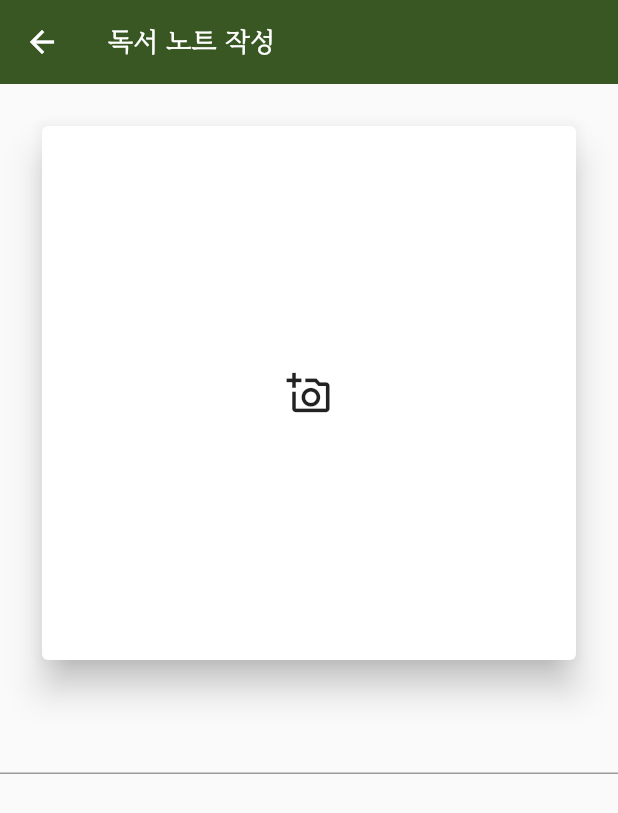
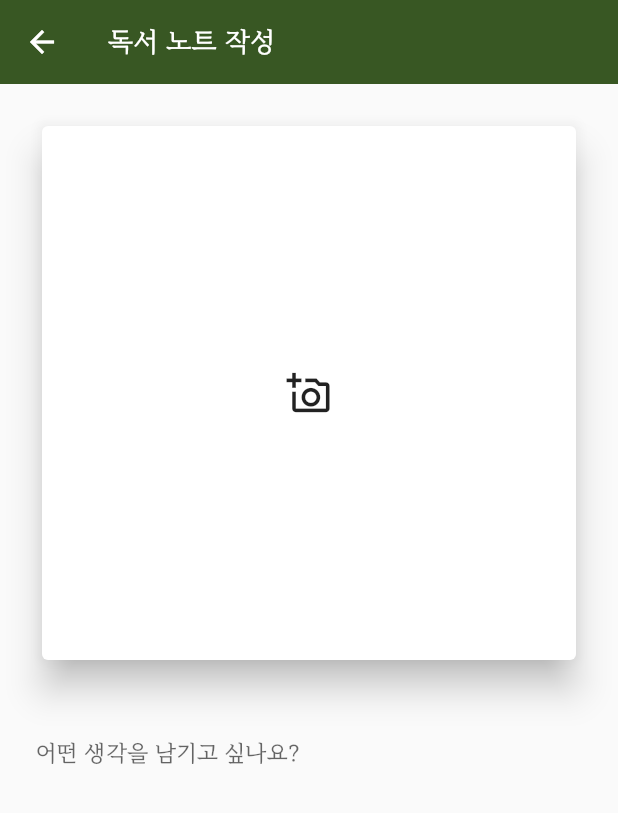
Before and after one commit to roo0t/openbook-app, a Flutter app: the AddNotePage screen opened directly, on a phone screen of 412 x 824 dp. Shown: the top 813 px of the screen. Run offline on Flutter 3.47's test engine with Material 2 defaults, Android fonts, the phone set to English and light mode, and no system bars; our stand-ins replace camera, flutter_native_image, flutter_native_splash, get, get_storage, lottie and 2 more; missing offline and left inert: barcode_scan2, camera_web; accounts and stored records are empty.

Commit message:
feature: add text field for writing comments in add note page

```diff
--- a/frontend/lib/src/book/add_note_page.dart
+++ b/frontend/lib/src/book/add_note_page.dart
@@ -1,6 +1,7 @@
 import 'dart:io';
 
 import 'package:camera/camera.dart';
+import 'package:flutter/gestures.dart';
 import 'package:flutter/material.dart';
 import 'package:get/get.dart';
 
@@ -18,7 +19,13 @@ class AddNotePage extends StatelessWidget {
       ),
       body: GetBuilder<AddNoteController>(
         init: AddNoteController(),
-        builder: (controller) => Column(
+        builder: (controller) => GestureDetector(
+          behavior: HitTestBehavior.opaque,
+          onTap: () => FocusManager.instance.primaryFocus?.unfocus(),
+          child: SafeArea(
+            child: SingleChildScrollView(
+              dragStartBehavior: DragStartBehavior.down,
+              child: Column(
                 children: [
                   SizedBox(
                     child: Obx(() {
@@ -38,11 +45,24 @@ class AddNotePage extends StatelessWidget {
                     height: MediaQuery.of(context).size.width,
                   ),
                   Center(
+                    child: Padding(
+                      padding: const EdgeInsets.fromLTRB(24.0, 8.0, 24.0, 24.0),
                       child: TextField(
                         controller: controller.textEditingController,
+                        style: const TextStyle(fontSize: 15, height: 1.4),
+                        decoration: const InputDecoration(
+                          hintText: '어떤 생각을 남기고 싶나요?',
+                          border: InputBorder.none,
+                        ),
+                        maxLines: null,
+                        keyboardType: TextInputType.multiline,
+                      ),
                     ),
                   ),
                 ],
+              ),
+            ),
+          ),
         ),
       ),
     );
```
Lines whose indentation alone changed are shown as unchanged.
